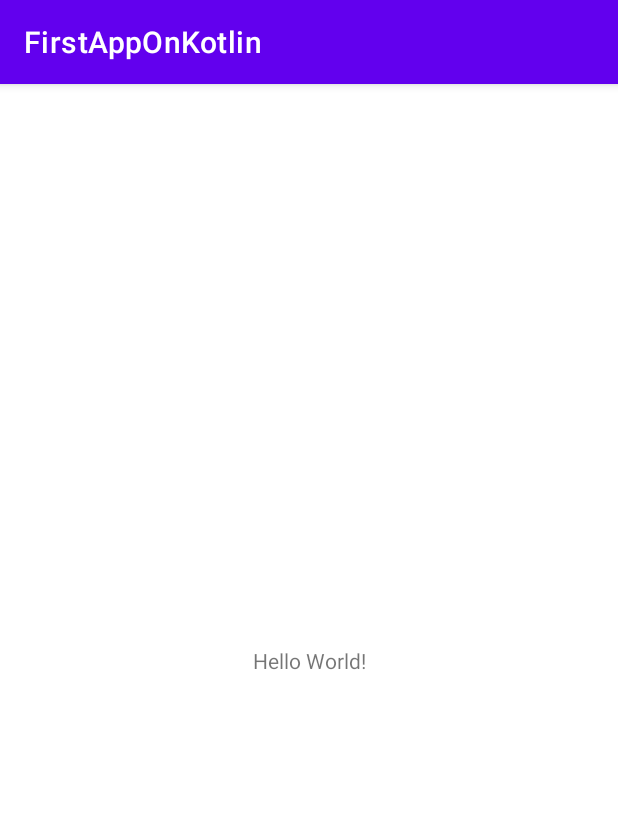
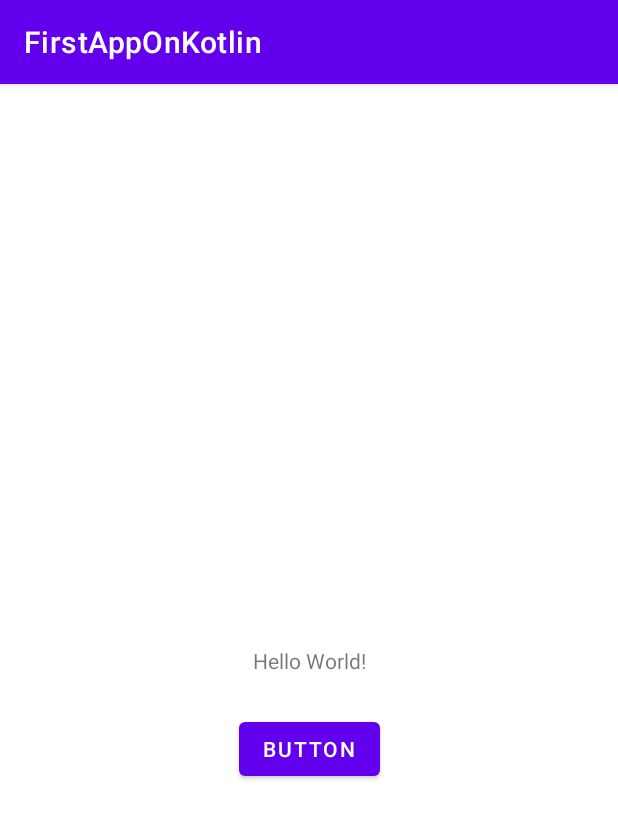
Before and after one commit to buntlit/kotlin_start, an Android app: the screen it shows after launch (MainActivity), on a phone screen of 412 x 824 dp. Shown: the top 819 px of the screen. Run offline under Robolectric (Android 15) with nearby library versions, the phone set to English and light mode, and no system bars.

Commit message:
Homework1

```diff
--- a/FirstAppOnKotlin/app/src/main/java/com/example/firstapponkotlin/MainActivity.kt
+++ b/FirstAppOnKotlin/app/src/main/java/com/example/firstapponkotlin/MainActivity.kt
@@ -2,10 +2,17 @@ package com.example.firstapponkotlin
 
 import androidx.appcompat.app.AppCompatActivity
 import android.os.Bundle
+import android.widget.Button
+import android.widget.Toast
 
 class MainActivity : AppCompatActivity() {
     override fun onCreate(savedInstanceState: Bundle?) {
         super.onCreate(savedInstanceState)
         setContentView(R.layout.activity_main)
+
+        val button = findViewById<Button>(R.id.button)
+        button.setOnClickListener {
+            Toast.makeText(applicationContext, "Button clicked", Toast.LENGTH_LONG).show()
+        }
     }
 }
--- a/FirstAppOnKotlin/app/src/main/res/layout/activity_main.xml
+++ b/FirstAppOnKotlin/app/src/main/res/layout/activity_main.xml
@@ -7,6 +7,7 @@
     tools:context=".MainActivity">
 
     <TextView
+        android:id="@+id/textView"
         android:layout_width="wrap_content"
         android:layout_height="wrap_content"
         android:text="Hello World!"
@@ -15,4 +16,14 @@
         app:layout_constraintStart_toStartOf="parent"
         app:layout_constraintTop_toTopOf="parent" />
 
+    <Button
+        android:id="@+id/button"
+        android:layout_width="wrap_content"
+        android:layout_height="wrap_content"
+        android:layout_marginTop="25dp"
+        android:text="Button"
+        app:layout_constraintEnd_toEndOf="parent"
+        app:layout_constraintStart_toStartOf="parent"
+        app:layout_constraintTop_toBottomOf="@+id/textView" />
+
 </androidx.constraintlayout.widget.ConstraintLayout>
```
Also changed, not shown: 1 other file.
